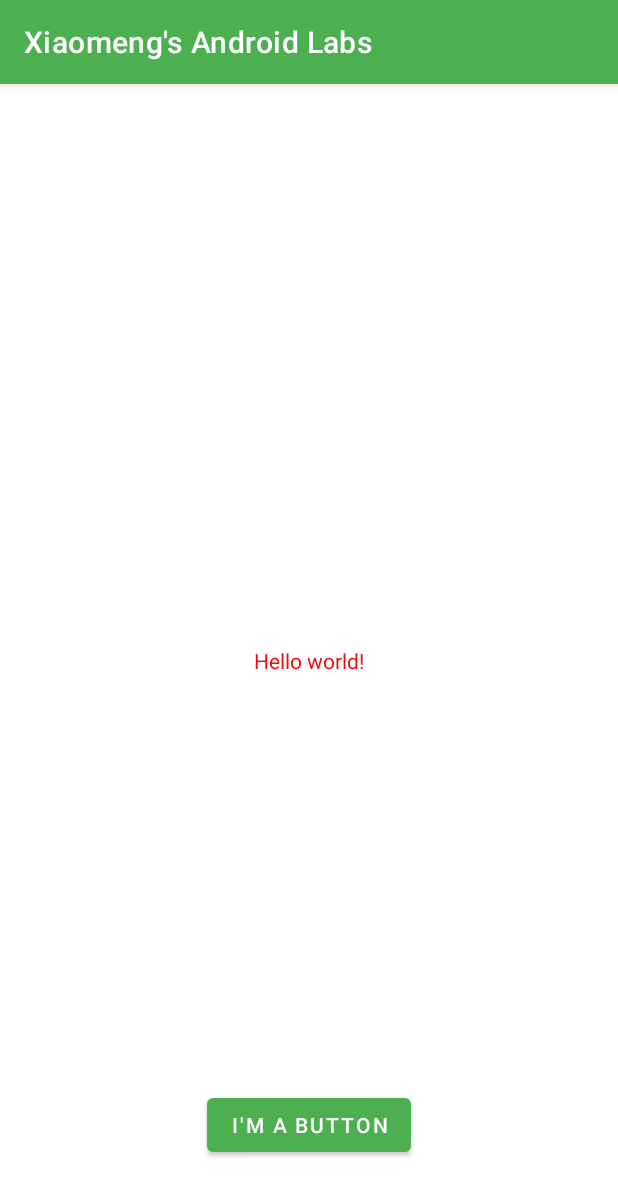
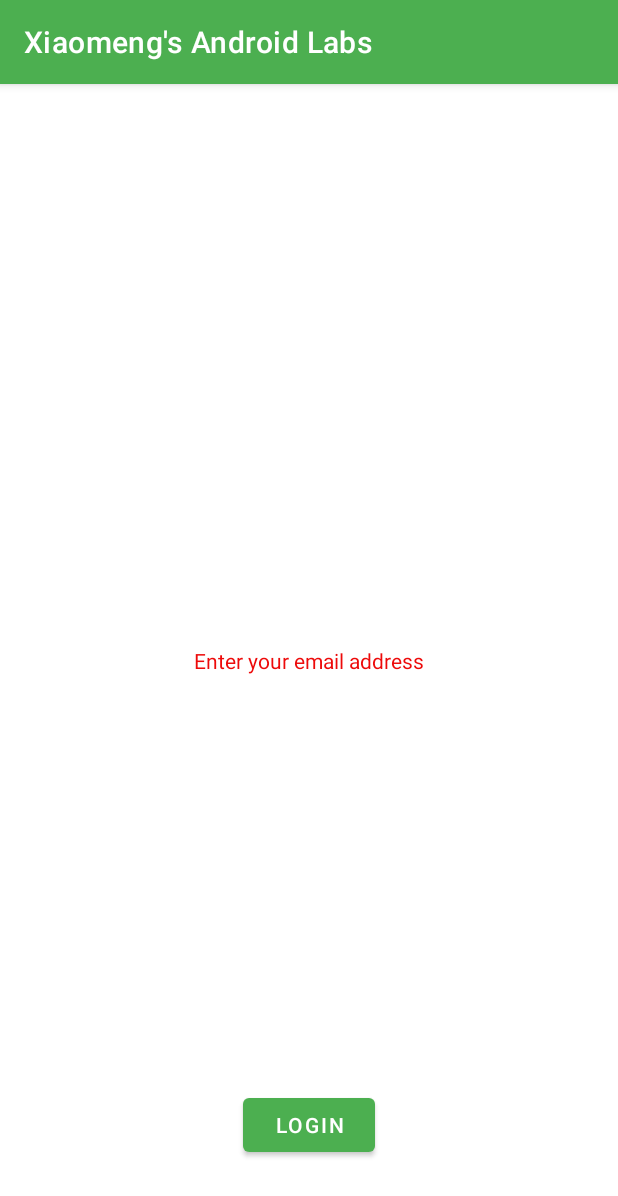
Before and after one commit to xiaomeng831/CST2335_MyAndroidLabs, an Android app: the screen it shows after launch (MainActivity), on a phone screen of 412 x 824 dp. Shown: the top 1196 px of the screen. Run offline under Robolectric (Android 15) with nearby library versions, the phone set to English and light mode, and no system bars.

```diff
--- a/app/src/main/java/algonquin/cst2335/xu000247/MainActivity.java
+++ b/app/src/main/java/algonquin/cst2335/xu000247/MainActivity.java
@@ -3,6 +3,7 @@ package algonquin.cst2335.xu000247;
 import androidx.appcompat.app.AppCompatActivity;
 
 import android.os.Bundle;
+import android.util.Log;
 
 public class MainActivity extends AppCompatActivity {
 
@@ -10,5 +11,36 @@ public class MainActivity extends AppCompatActivity {
     protected void onCreate(Bundle savedInstanceState) {
         super.onCreate(savedInstanceState);
         setContentView(R.layout.activity_main);
+        Log.w( "MainActivity", "In onCreate() - Loading Widgets" );
+    }
+
+    @Override
+    protected void onStart() {
+        super.onStart();
+        Log.w( "MainActivity", "In onStart() - making app visible" );
+    }
+
+    @Override
+    protected void onResume() {
+        super.onResume();
+        Log.w( "MainActivity", "In onResume() - making app respond to user input" );
+    }
+
+    @Override
+    protected void onPause() {
+        super.onPause();
+        Log.w( "MainActivity", "In onPause() - making app no longer respond to user input " );
+    }
+
+    @Override
+    protected void onStop() {
+        super.onStop();
+        Log.w( "MainActivity", "In onStop() - making app no longer visible" );
+    }
+
+    @Override
+    protected void onDestroy() {
+        super.onDestroy();
+        Log.w( "MainActivity", "In onDestroy() - freeing memory " );
     }
 }
--- a/app/src/main/res/layout/activity_main.xml
+++ b/app/src/main/res/layout/activity_main.xml
@@ -9,7 +9,7 @@
     <TextView
         android:layout_width="wrap_content"
         android:layout_height="wrap_content"
-        android:text="@string/hello_message"
+        android:text="@string/email_address"
         app:layout_constraintBottom_toBottomOf="parent"
         app:layout_constraintLeft_toLeftOf="parent"
         app:layout_constraintRight_toRightOf="parent"
--- a/app/src/main/res/values/strings.xml
+++ b/app/src/main/res/values/strings.xml
@@ -1,5 +1,5 @@
 <resources>
     <string name="app_name">Xiaomeng\'s Android Labs</string>
-    <string name="hello_message">Hello world!</string>
-    <string name="button_message">I\'m a button</string>
+    <string name="email_address" translatable="false">Enter your email address</string>
+    <string name="button_message">LOGIN</string>
 </resources>
```
